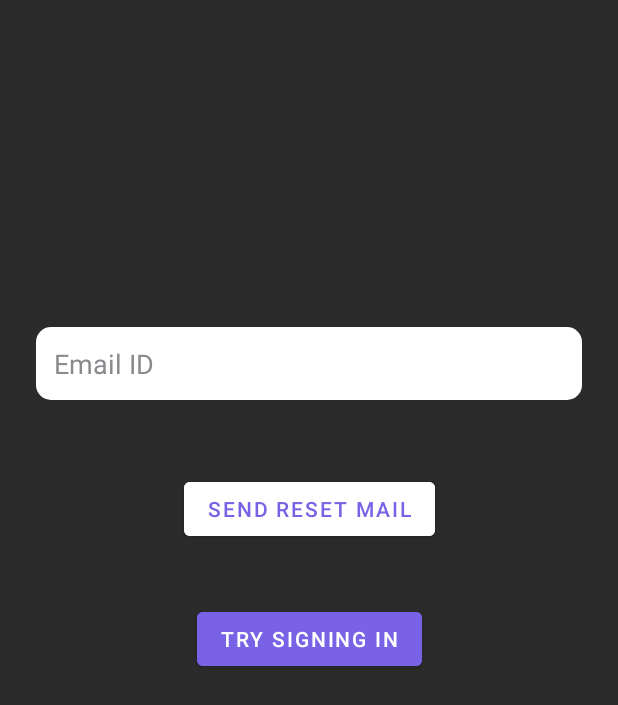
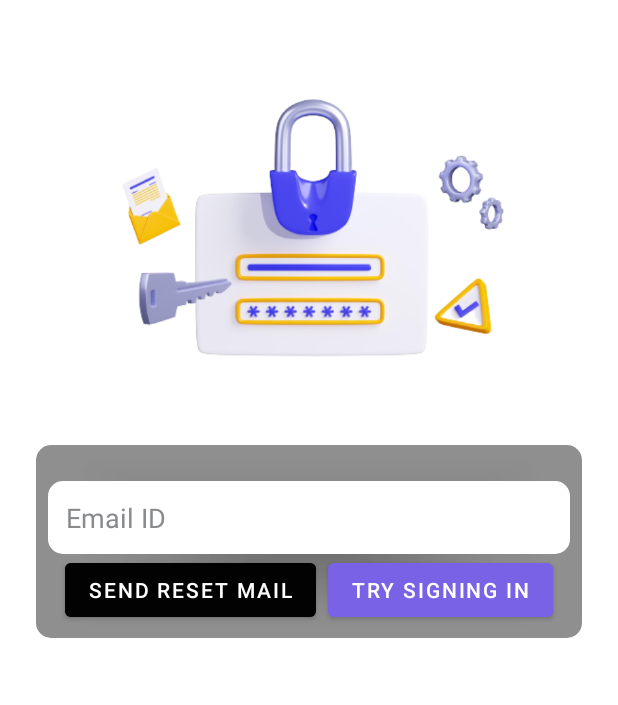
Before and after one commit to adiupd123/FingerTrip, an Android app: the PasswordResetActivity screen opened directly, with no data from a screen before it, on a phone screen of 412 x 824 dp. Shown: the top 705 px of the screen. Run offline under Robolectric (Android 15) with nearby library versions, the phone set to English and light mode, and no system bars; our stand-ins replace Firebase (no records; nobody signed in at launch, a user with empty details on screens opened directly).

Commit message:
UI Improvements

```diff
--- a/app/src/main/res/drawable/ic_add_square.xml
+++ b/app/src/main/res/drawable/ic_add_square.xml
@@ -4,6 +4,6 @@
     android:viewportWidth="448"
     android:viewportHeight="512">
   <path
-      android:fillColor="#FFFFFF"
+      android:fillColor="?android:attr/textColorPrimary"
       android:pathData="M64,32C28.7,32 0,60.7 0,96V416c0,35.3 28.7,64 64,64H384c35.3,0 64,-28.7 64,-64V96c0,-35.3 -28.7,-64 -64,-64H64zM200,344V280H136c-13.3,0 -24,-10.7 -24,-24s10.7,-24 24,-24h64V168c0,-13.3 10.7,-24 24,-24s24,10.7 24,24v64h64c13.3,0 24,10.7 24,24s-10.7,24 -24,24H248v64c0,13.3 -10.7,24 -24,24s-24,-10.7 -24,-24z"/>
 </vector>
--- a/app/src/main/res/drawable/ic_lock.xml
+++ b/app/src/main/res/drawable/ic_lock.xml
@@ -4,6 +4,6 @@
     android:viewportWidth="448"
     android:viewportHeight="512">
   <path
-      android:fillColor="#FFFFFF"
+      android:fillColor="?android:attr/textColorPrimary"
       android:pathData="M144,144v48H304V144c0,-44.2 -35.8,-80 -80,-80s-80,35.8 -80,80zM80,192V144C80,64.5 144.5,0 224,0s144,64.5 144,144v48h16c35.3,0 64,28.7 64,64V448c0,35.3 -28.7,64 -64,64H64c-35.3,0 -64,-28.7 -64,-64V256c0,-35.3 28.7,-64 64,-64H80z"/>
 </vector>
--- a/app/src/main/res/layout/activity_password_reset.xml
+++ b/app/src/main/res/layout/activity_password_reset.xml
@@ -6,44 +6,71 @@
     android:layout_height="match_parent"
     tools:viewBindingIgnore="true"
     tools:context=".activities.PasswordResetActivity"
-    android:background="@color/gray_1"
     android:padding="24dp">
+
+    <ImageView
+        android:id="@+id/forgotPass_imageView"
+        android:layout_width="wrap_content"
+        android:layout_height="wrap_content"
+        android:adjustViewBounds="true"
+        android:src="@drawable/il_forgot_password"
+        app:layout_constraintEnd_toEndOf="parent"
+        app:layout_constraintStart_toStartOf="parent"
+        app:layout_constraintTop_toTopOf="parent"/>
+
+    <androidx.cardview.widget.CardView
+        android:layout_width="match_parent"
+        android:layout_height="wrap_content"
+        app:cardCornerRadius="10dp"
+        app:cardBackgroundColor="#40000000"
+        app:layout_constraintEnd_toEndOf="parent"
+        app:layout_constraintStart_toStartOf="parent"
+        app:layout_constraintTop_toBottomOf="@id/forgotPass_imageView">
+
+        <androidx.constraintlayout.widget.ConstraintLayout
+            android:layout_width="match_parent"
+            android:layout_height="match_parent"
+            android:padding="8dp"
+            android:background="#40000000">
+
 
             <EditText
                 android:id="@+id/pwdResetEmail_editText"
+                style="@style/user_det_style"
                 android:hint="Email ID"
                 android:inputType="textEmailAddress"
-        style="@style/user_det_style"
-        app:layout_constraintBottom_toBottomOf="parent"
                 app:layout_constraintEnd_toEndOf="parent"
                 app:layout_constraintStart_toStartOf="parent"
-        app:layout_constraintTop_toTopOf="parent"
-        app:layout_constraintVertical_bias="0.25" />
+                app:layout_constraintTop_toTopOf="parent" />
+
+            <LinearLayout
+                android:layout_width="match_parent"
+                android:layout_height="wrap_content"
+                android:orientation="horizontal"
+                android:gravity="center"
+                app:layout_constraintBottom_toBottomOf="parent"
+                app:layout_constraintEnd_toEndOf="@id/pwdResetEmail_editText"
+                app:layout_constraintStart_toStartOf="@id/pwdResetEmail_editText"
+                app:layout_constraintTop_toBottomOf="@+id/pwdResetEmail_editText">
 
                 <Button
                     android:id="@+id/pwdReset_button"
                     style="@style/ThemeOverlay.Material3.Button.ElevatedButton"
                     android:layout_width="wrap_content"
                     android:layout_height="wrap_content"
+                    android:layout_marginRight="4dp"
                     android:text="Send Reset Mail"
-        android:textColor="@color/purple"
-        android:backgroundTint="@color/white"
-        app:layout_constraintVertical_bias="0.1"
-        app:layout_constraintBottom_toBottomOf="parent"
-        app:layout_constraintEnd_toEndOf="parent"
-        app:layout_constraintStart_toStartOf="parent"
-        app:layout_constraintTop_toBottomOf="@+id/pwdResetEmail_editText" />
+                    android:backgroundTint="?android:attr/textColorPrimary"/>
 
                 <Button
                     android:id="@+id/pwdResetSignIn_button"
                     style="@style/ThemeOverlay.Material3.Button.ElevatedButton"
                     android:layout_width="wrap_content"
                     android:layout_height="wrap_content"
+                    android:layout_marginLeft="4dp"
                     android:text="TRY SIGNING IN"
-        android:backgroundTint="@color/purple"
-        app:layout_constraintVertical_bias="0.1"
-        app:layout_constraintBottom_toBottomOf="parent"
-        app:layout_constraintEnd_toEndOf="parent"
-        app:layout_constraintStart_toStartOf="parent"
-        app:layout_constraintTop_toBottomOf="@+id/pwdReset_button" />
+                    android:backgroundTint="@color/purple" />
+            </LinearLayout>
         </androidx.constraintlayout.widget.ConstraintLayout>
+    </androidx.cardview.widget.CardView>
+</androidx.constraintlayout.widget.ConstraintLayout>
--- a/app/src/main/res/layout/posts_user_profile_layout.xml
+++ b/app/src/main/res/layout/posts_user_profile_layout.xml
@@ -3,8 +3,7 @@
     xmlns:app="http://schemas.android.com/apk/res-auto"
     android:layout_width="wrap_content"
     android:layout_height="wrap_content"
-    android:padding="4dp"
-    android:background="@color/gray_1">
+    android:padding="4dp">
 
     <ImageView
         android:id="@+id/postImage"
--- a/app/src/main/res/values-night/themes.xml
+++ b/app/src/main/res/values-night/themes.xml
@@ -21,4 +21,10 @@
         <item name="cornerSizeTopLeft">20dp</item>
         <item name="cornerSizeTopRight">20dp</item>
     </style>
+    <style name="background_switch">
+        <item name="android:backgroundTint">@color/black</item>
+    </style>
+    <style name="text_color_switch">
+        <item name="android:textColor">@color/white</item>
+    </style>
 </resources>
--- a/app/src/main/res/values/themes.xml
+++ b/app/src/main/res/values/themes.xml
@@ -49,4 +49,10 @@
         <item name="android:textColor">@color/purple</item>
         <item name="android:clickable">true</item>
     </style>
+    <style name="background_switch">
+        <item name="android:backgroundTint">@color/white</item>
+    </style>
+    <style name="text_color_switch">
+        <item name="android:textColor">@color/black</item>
+    </style>
 </resources>
```
Also changed, not shown: app/src/main/res/layout/fragment_user_profile.xml (+9 -9 lines), app/src/main/res/drawable-v24/il_forgot_password.png (added). Lines whose indentation alone changed are shown as unchanged.
